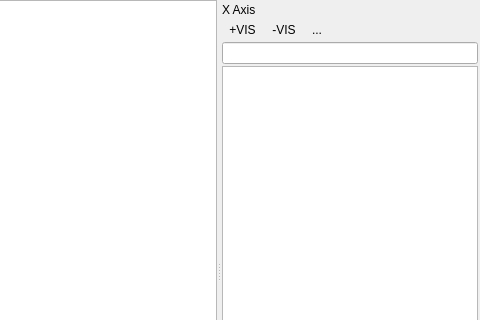
Above: qps/speclib/ui/spectrallibraryplotwidget.ui from EnMAP-Box/qgispluginsupport before the change; both pictures show x 186 to 666 and y 0 to 320 of the 666 by 541 pixel window. Below: the same form after it.
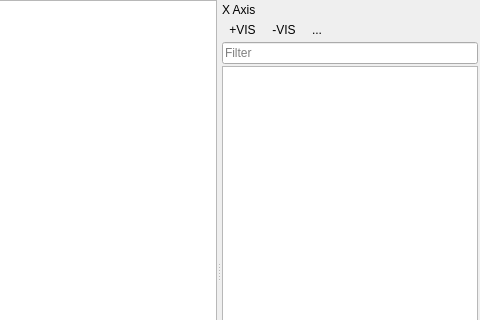
That is the form after the change. Icons and pictures are not drawn. Custom widgets are drawn as their Qt base class.

Commit message: added placeholders for flter boxes

Patch:
```diff
--- a/qps/speclib/ui/spectrallibraryplotwidget.ui
+++ b/qps/speclib/ui/spectrallibraryplotwidget.ui
@@ -167,6 +167,9 @@
        </item>
        <item>
         <widget class="QgsFilterLineEdit" name="mFilterLineEdit">
+         <property name="placeholderText">
+          <string>Filter</string>
+         </property>
          <property name="qgisRelation" stdset="0">
           <string notr="true"/>
          </property>
```
The commit also changes 1 other file.
